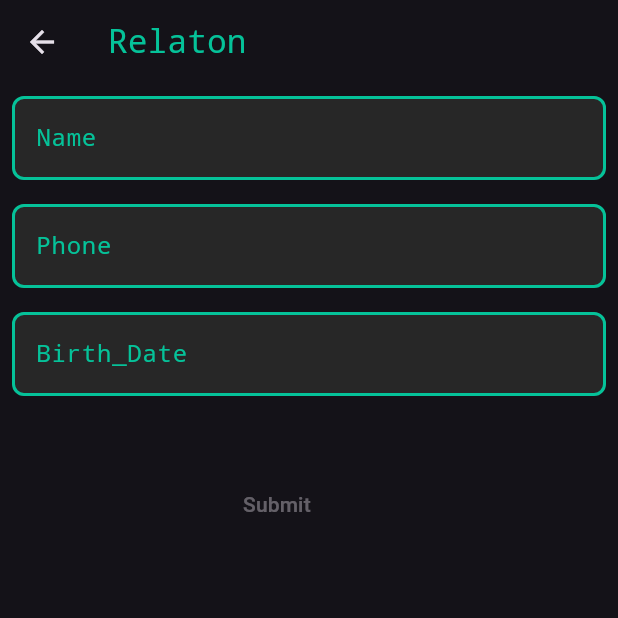
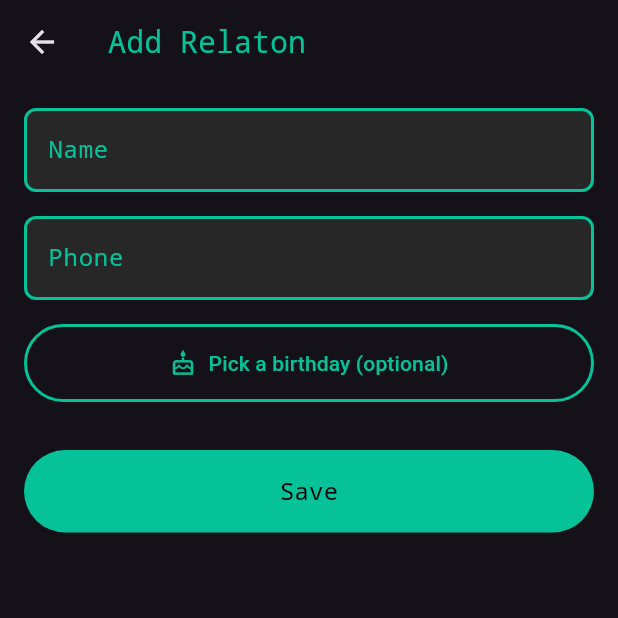
Before and after one commit to prasannan-robots/relaton, a Flutter app: the screen it shows after launch, after a tap on the "add" icon, on a phone screen of 412 x 824 dp, the top half of it. Run offline on Flutter 3.47's test engine with Material 3 defaults, Android fonts, the phone set to English and light mode, and no system bars; our stand-ins replace shared_preferences.

Commit message:
Make Relaton a working contacts app
The app was an unfinished skeleton: the Submit button did nothing
(onPressed: null), nothing was saved, the home screen showed an empty
Column, and the SDK was pinned to a pre-Dart-3 dev build that no longer
resolves on current Flutter.

- Add a Relaton model (name, phone, optional birthday) with JSON, and local
  persistence via shared_preferences.
- Home screen lists saved relatons sorted by upcoming birthday, with an
  empty state and swipe-to-delete.
- Add form now validates and saves, with a date picker for the birthday.
- Modernise: SDK ^3.5, Material 3, flutter_lints 5, idiomatic names;
  remove the empty unused login.dart.
- Tests for the model; flutter analyze clean; web build succeeds.

Co-Authored-By: Claude Opus 4.8 <noreply@anthropic.com>
Claude-Session: https://claude.ai/code/session_01Usqi389ZAeNgCARu3USDJV

```diff
--- a/analysis_options.yaml
+++ b/analysis_options.yaml
@@ -7,6 +7,12 @@
 
 # The following line activates a set of recommended lints for Flutter apps,
 # packages, and plugins designed to encourage good coding practices.
+analyzer:
+  exclude:
+    - build/**
+    - android/**
+    - ios/**
+    - web/**
 include: package:flutter_lints/flutter.yaml
 
 linter:
--- a/lib/add.dart
+++ b/lib/add.dart
@@ -1,78 +1,104 @@
 import 'package:flutter/material.dart';
-import 'package:relaton/textentry.dart';
-import 'main.dart';
+import 'package:intl/intl.dart';
+
+import 'main.dart' show green;
+import 'relaton.dart';
 import 'textentry.dart';
 
-class add_relaton extends StatefulWidget {
-  const add_relaton({Key? key}) : super(key: key);
+class AddRelatonPage extends StatefulWidget {
+  const AddRelatonPage({super.key});
 
   @override
-  _add_relatonState createState() => _add_relatonState();
+  State<AddRelatonPage> createState() => _AddRelatonPageState();
 }
 
-class _add_relatonState extends State<add_relaton> {
+class _AddRelatonPageState extends State<AddRelatonPage> {
+  final _formKey = GlobalKey<FormState>();
+  final _name = TextEditingController();
+  final _phone = TextEditingController();
+  DateTime? _birthday;
+
+  @override
+  void dispose() {
+    _name.dispose();
+    _phone.dispose();
+    super.dispose();
+  }
+
+  Future<void> _pickBirthday() async {
+    final now = DateTime.now();
+    final picked = await showDatePicker(
+      context: context,
+      initialDate: _birthday ?? DateTime(now.year - 20),
+      firstDate: DateTime(1900),
+      lastDate: now,
+    );
+    if (picked != null) setState(() => _birthday = picked);
+  }
+
+  void _submit() {
+    if (!_formKey.currentState!.validate()) return;
+    Navigator.pop(
+      context,
+      Relaton(
+        name: _name.text.trim(),
+        phone: _phone.text.trim(),
+        birthday: _birthday,
+      ),
+    );
+  }
+
   @override
   Widget build(BuildContext context) {
     return Scaffold(
-        appBar: AppBar(
-          // Here we take the value from the MyHomePage object that was created by
-          // the App.build method, and use it to set our appbar title.
-          title: Text("Relaton",
-              style: TextStyle(
-                  fontFamily: 'monospace',
-                  color: Color.fromARGB(255, 5, 194, 153))),
-        ),
-        body: add_relaton_form());
-  }
-}
-
-class add_relaton_form extends StatefulWidget {
-  const add_relaton_form({Key? key}) : super(key: key);
-
-  @override
-  _add_relaton_formState createState() => _add_relaton_formState();
-}
-
-class _add_relaton_formState extends State<add_relaton_form> {
-  final _formKey = GlobalKey<FormState>();
-  @override
-  Widget build(BuildContext context) {
-    return SingleChildScrollView(
+      appBar: AppBar(title: const Text('Add Relaton')),
+      body: SingleChildScrollView(
+        padding: const EdgeInsets.all(16),
         child: Form(
           key: _formKey,
           child: Column(
-        crossAxisAlignment: CrossAxisAlignment.start,
-        mainAxisAlignment: MainAxisAlignment.center,
-        children: <Widget>[
-          Padding(
-            padding: const EdgeInsets.all(8.0),
-            child: textentrywidget(
-                label_text: "Name",
-                hint_text:
-                    "Enter your Relaton Name"), // here place whathever child you want
+            crossAxisAlignment: CrossAxisAlignment.stretch,
+            children: [
+              TextEntryWidget(
+                controller: _name,
+                labelText: 'Name',
+                hintText: "Your relaton's name",
+                validator: (v) => (v == null || v.trim().isEmpty) ? 'Please enter a name' : null,
               ),
-          Padding(
-            padding: const EdgeInsets.all(8.0),
-            child: textentrywidget(
-                label_text: "Phone",
-                hint_text:
-                    "Enter your Relaton Phone no"), // here place whathever child you want
+              const SizedBox(height: 16),
+              TextEntryWidget(
+                controller: _phone,
+                labelText: 'Phone',
+                hintText: 'Phone number (optional)',
+                keyboardType: TextInputType.phone,
               ),
-          Padding(
-            padding: const EdgeInsets.all(8.0),
-            child: textentrywidget(
-                label_text: "Birth_Date",
-                hint_text:
-                    "Enter your Relaton Birthday date"), // here place whathever child you want
+              const SizedBox(height: 16),
+              OutlinedButton.icon(
+                style: OutlinedButton.styleFrom(
+                  foregroundColor: green,
+                  side: const BorderSide(color: green, width: 2),
+                  padding: const EdgeInsets.symmetric(vertical: 16),
                 ),
-          new Container(
-              padding: const EdgeInsets.only(left: 150.0, top: 40.0),
-              child: new TextButton(
-                child: const Text('Submit'),
-                onPressed: null,
-              )),
+                onPressed: _pickBirthday,
+                icon: const Icon(Icons.cake_outlined),
+                label: Text(
+                  _birthday == null ? 'Pick a birthday (optional)' : DateFormat.yMMMMd().format(_birthday!),
+                ),
+              ),
+              const SizedBox(height: 32),
+              FilledButton(
+                style: FilledButton.styleFrom(
+                  backgroundColor: green,
+                  foregroundColor: Colors.black,
+                  padding: const EdgeInsets.symmetric(vertical: 16),
+                ),
+                onPressed: _submit,
+                child: const Text('Save', style: TextStyle(fontFamily: 'monospace', fontSize: 16)),
+              ),
             ],
           ),
-    ));
+        ),
+      ),
+    );
   }
 }
--- a/lib/login.dart
+++ /dev/null
@@ -1,15 +0,0 @@
-import 'package:flutter/material.dart';
-
-class Login_page extends StatefulWidget {
-  const Login_page({Key? key}) : super(key: key);
-
-  @override
-  _Login_pageState createState() => _Login_pageState();
-}
-
-class _Login_pageState extends State<Login_page> {
-  @override
-  Widget build(BuildContext context) {
-    return Container();
-  }
-}
--- a/lib/main.dart
+++ b/lib/main.dart
@@ -1,96 +1,164 @@
 import 'package:flutter/material.dart';
+import 'package:intl/intl.dart';
+
 import 'add.dart';
+import 'relaton.dart';
+import 'storage.dart';
 
-const Color gren = Color.fromARGB(255, 5, 194, 153);
-void main() {
-  runApp(const MyApp());
-}
+const Color green = Color.fromARGB(255, 5, 194, 153);
 
-class MyApp extends StatelessWidget {
-  const MyApp({Key? key}) : super(key: key);
+void main() => runApp(const RelatonApp());
 
-  // This widget is the root of your application.
+class RelatonApp extends StatelessWidget {
+  const RelatonApp({super.key});
+
   @override
   Widget build(BuildContext context) {
+    final base = ThemeData.dark(useMaterial3: true);
     return MaterialApp(
       title: 'Relaton',
-      theme: ThemeData.dark(),
-      home: const MyHomePage(title: 'Relaton'),
+      theme: base.copyWith(
+        colorScheme: base.colorScheme.copyWith(primary: green, secondary: green),
+        appBarTheme: const AppBarTheme(
+          titleTextStyle: TextStyle(fontFamily: 'monospace', color: green, fontSize: 20),
+        ),
+        floatingActionButtonTheme:
+            const FloatingActionButtonThemeData(backgroundColor: green, foregroundColor: Colors.black),
+      ),
+      home: const HomePage(),
     );
   }
 }
 
-class MyHomePage extends StatefulWidget {
-  const MyHomePage({Key? key, required this.title}) : super(key: key);
-
-  // This widget is the home page of your application. It is stateful, meaning
-  // that it has a State object (defined below) that contains fields that affect
-  // how it looks.
-
-  // This class is the configuration for the state. It holds the values (in this
-  // case the title) provided by the parent (in this case the App widget) and
-  // used by the build method of the State. Fields in a Widget subclass are
-  // always marked "final".
-
-  final String title;
+class HomePage extends StatefulWidget {
+  const HomePage({super.key});
 
   @override
-  State<MyHomePage> createState() => _MyHomePageState();
+  State<HomePage> createState() => _HomePageState();
 }
 
-class _MyHomePageState extends State<MyHomePage> {
+class _HomePageState extends State<HomePage> {
+  final _store = RelatonStore();
+  List<Relaton> _relatons = [];
+  bool _loading = true;
+
+  @override
+  void initState() {
+    super.initState();
+    _load();
+  }
+
+  Future<void> _load() async {
+    final relatons = await _store.load();
+    relatons.sort((a, b) {
+      final da = a.daysUntilBirthday, db = b.daysUntilBirthday;
+      if (da == null && db == null) return a.name.compareTo(b.name);
+      if (da == null) return 1;
+      if (db == null) return -1;
+      return da.compareTo(db);
+    });
+    if (mounted) {
+      setState(() {
+        _relatons = relatons;
+        _loading = false;
+      });
+    }
+  }
+
+  Future<void> _addRelaton() async {
+    final created = await Navigator.push<Relaton>(
+      context,
+      MaterialPageRoute(builder: (_) => const AddRelatonPage()),
+    );
+    if (created != null) {
+      await _store.save([..._relatons, created]);
+      await _load();
+    }
+  }
+
+  Future<void> _delete(Relaton relaton) async {
+    final remaining = List<Relaton>.from(_relatons)..remove(relaton);
+    await _store.save(remaining);
+    await _load();
+  }
+
+  String _subtitle(Relaton r) {
+    final parts = <String>[];
+    if (r.phone.isNotEmpty) parts.add(r.phone);
+    final days = r.daysUntilBirthday;
+    if (r.birthday != null) {
+      final date = DateFormat.MMMMd().format(r.birthday!);
+      parts.add(days == 0 ? '🎂 Birthday today!' : 'Birthday $date (in $days days)');
+    }
+    return parts.join('  ·  ');
+  }
+
   @override
   Widget build(BuildContext context) {
-    // This method is rerun every time setState is called, for instance as done
-    // by the _incrementCounter method above.
-    //
-    // The Flutter framework has been optimized to make rerunning build methods
-    // fast, so that you can just rebuild anything that needs updating rather
-    // than having to individually change instances of widgets.
     return Scaffold(
-      appBar: AppBar(
-        // Here we take the value from the MyHomePage object that was created by
-        // the App.build method, and use it to set our appbar title.
-        title: Text(widget.title,
-            style: TextStyle(
-                fontFamily: 'monospace',
-                color: Color.fromARGB(255, 5, 194, 153))),
+      appBar: AppBar(title: const Text('Relaton')),
+      body: _loading
+          ? const Center(child: CircularProgressIndicator(color: green))
+          : _relatons.isEmpty
+              ? const _EmptyState()
+              : ListView.separated(
+                  itemCount: _relatons.length,
+                  separatorBuilder: (_, __) => const Divider(height: 1),
+                  itemBuilder: (context, i) {
+                    final r = _relatons[i];
+                    return Dismissible(
+                      key: ValueKey('${r.name}-${r.phone}-$i'),
+                      direction: DismissDirection.endToStart,
+                      background: Container(
+                        color: Colors.red.shade900,
+                        alignment: Alignment.centerRight,
+                        padding: const EdgeInsets.only(right: 24),
+                        child: const Icon(Icons.delete),
+                      ),
+                      onDismissed: (_) => _delete(r),
+                      child: ListTile(
+                        leading: CircleAvatar(
+                          backgroundColor: green,
+                          child: Text(
+                            r.name.isNotEmpty ? r.name[0].toUpperCase() : '?',
+                            style: const TextStyle(color: Colors.black, fontWeight: FontWeight.bold),
+                          ),
+                        ),
+                        title: Text(r.name, style: const TextStyle(fontFamily: 'monospace')),
+                        subtitle: _subtitle(r).isEmpty ? null : Text(_subtitle(r)),
+                      ),
+                    );
+                  },
+                ),
+      floatingActionButton: FloatingActionButton(
+        onPressed: _addRelaton,
+        tooltip: 'Add Relaton',
+        child: const Icon(Icons.add),
       ),
-      body: Center(
-        // Center is a layout widget. It takes a single child and positions it
-        // in the middle of the parent.
-        child: Column(
-          // Column is also a layout widget. It takes a list of children and
-          // arranges them vertically. By default, it sizes itself to fit its
-          // children horizontally, and tries to be as tall as its parent.
-          //
-          // Invoke "debug painting" (press "p" in the console, choose the
-          // "Toggle Debug Paint" action from the Flutter Inspector in Android
-          // Studio, or the "Toggle Debug Paint" command in Visual Studio Code)
-          // to see the wireframe for each widget.
-          //
-          // Column has various properties to control how it sizes itself and
-          // how it positions its children. Here we use mainAxisAlignment to
-          // center the children vertically; the main axis here is the vertical
-          // axis because Columns are vertical (the cross axis would be
-          // horizontal).
-          mainAxisAlignment: MainAxisAlignment.center,
-          children: <Widget>[],
-        ),
-      ),
-      floatingActionButton: FloatingActionButton(
-        splashColor: gren,
-        shape: RoundedRectangleBorder(
-            borderRadius: BorderRadius.all(Radius.circular(8))),
-        onPressed: () {
-          Navigator.push(
-            context,
-            MaterialPageRoute(builder: (context) => const add_relaton()),
-          );
-        },
-        tooltip: 'Add Relaton ',
-        child: const Icon(Icons.add),
-      ), // This trailing comma makes auto-formatting nicer for build methods.
     );
   }
 }
+
+class _EmptyState extends StatelessWidget {
+  const _EmptyState();
+
+  @override
+  Widget build(BuildContext context) {
+    return const Center(
+      child: Padding(
+        padding: EdgeInsets.all(32),
+        child: Column(
+          mainAxisAlignment: MainAxisAlignment.center,
+          children: [
+            Icon(Icons.people_outline, size: 72, color: green),
+            SizedBox(height: 16),
+            Text('No relatons yet', style: TextStyle(fontFamily: 'monospace', fontSize: 18)),
+            SizedBox(height: 8),
+            Text('Tap + to add the people you want to keep in touch with.',
+                textAlign: TextAlign.center, style: TextStyle(color: Colors.white54)),
+          ],
+        ),
+      ),
+    );
+  }
+}
--- /dev/null
+++ b/lib/relaton.dart
@@ -0,0 +1,33 @@
+/// A "relaton" — a person you want to keep in touch with.
+class Relaton {
+  Relaton({required this.name, this.phone = '', this.birthday});
+
+  final String name;
+  final String phone;
+  final DateTime? birthday;
+
+  Map<String, dynamic> toJson() => {
+        'name': name,
+        'phone': phone,
+        'birthday': birthday?.toIso8601String(),
+      };
+
+  factory Relaton.fromJson(Map<String, dynamic> json) => Relaton(
+        name: json['name'] as String? ?? '',
+        phone: json['phone'] as String? ?? '',
+        birthday: (json['birthday'] as String?) != null
+            ? DateTime.tryParse(json['birthday'] as String)
+            : null,
+      );
+
+  /// Days until the next birthday, or null if no birthday is set.
+  int? get daysUntilBirthday {
+    final b = birthday;
+    if (b == null) return null;
+    final now = DateTime.now();
+    final today = DateTime(now.year, now.month, now.day);
+    var next = DateTime(today.year, b.month, b.day);
+    if (next.isBefore(today)) next = DateTime(today.year + 1, b.month, b.day);
+    return next.difference(today).inDays;
+  }
+}
--- /dev/null
+++ b/lib/storage.dart
@@ -0,0 +1,29 @@
+import 'dart:convert';
+
+import 'package:shared_preferences/shared_preferences.dart';
+
+import 'relaton.dart';
+
+/// Loads and saves the list of relatons in local storage (as JSON).
+class RelatonStore {
+  static const _key = 'relatons';
+
+  Future<List<Relaton>> load() async {
+    final prefs = await SharedPreferences.getInstance();
+    final raw = prefs.getString(_key);
+    if (raw == null || raw.isEmpty) return [];
+    try {
+      final list = jsonDecode(raw) as List<dynamic>;
+      return list
+          .map((e) => Relaton.fromJson(e as Map<String, dynamic>))
+          .toList();
+    } on FormatException {
+      return [];
+    }
+  }
+
+  Future<void> save(List<Relaton> relatons) async {
+    final prefs = await SharedPreferences.getInstance();
+    await prefs.setString(_key, jsonEncode(relatons.map((r) => r.toJson()).toList()));
+  }
+}
--- a/lib/textentry.dart
+++ b/lib/textentry.dart
@@ -1,37 +1,47 @@
 import 'package:flutter/material.dart';
-import 'main.dart';
 
-class textentrywidget extends StatefulWidget {
-  final String label_text, hint_text, initialValue;
-  const textentrywidget(
-      {Key? key,
-      this.label_text = "",
-      this.hint_text = "",
-      this.initialValue = ""})
-      : super(key: key);
+import 'main.dart' show green;
 
-  @override
-  _textentrywidgetState createState() => _textentrywidgetState();
-}
+/// A themed text field used across the app.
+class TextEntryWidget extends StatelessWidget {
+  const TextEntryWidget({
+    super.key,
+    this.controller,
+    this.labelText = '',
+    this.hintText = '',
+    this.keyboardType,
+    this.validator,
+  });
 
-class _textentrywidgetState extends State<textentrywidget> {
+  final TextEditingController? controller;
+  final String labelText;
+  final String hintText;
+  final TextInputType? keyboardType;
+  final String? Function(String?)? validator;
+
   @override
   Widget build(BuildContext context) {
     return TextFormField(
-      initialValue: widget.initialValue,
-      cursorColor: gren,
+      controller: controller,
+      keyboardType: keyboardType,
+      validator: validator,
+      cursorColor: green,
       cursorWidth: 6,
-      style: TextStyle(color: gren, fontFamily: "monospace"),
+      style: const TextStyle(color: green, fontFamily: 'monospace'),
       decoration: InputDecoration(
         enabledBorder: OutlineInputBorder(
-          borderSide: const BorderSide(color: gren, width: 2.0),
-          borderRadius: BorderRadius.circular(8.0),
+          borderSide: const BorderSide(color: green, width: 2),
+          borderRadius: BorderRadius.circular(8),
         ),
-        fillColor: Color.fromARGB(255, 39, 39, 39),
-        labelStyle: TextStyle(color: gren, fontFamily: "monospace"),
+        focusedBorder: OutlineInputBorder(
+          borderSide: const BorderSide(color: green, width: 2),
+          borderRadius: BorderRadius.circular(8),
+        ),
+        fillColor: const Color.fromARGB(255, 39, 39, 39),
+        labelStyle: const TextStyle(color: green, fontFamily: 'monospace'),
         filled: true,
-        hintText: widget.hint_text,
-        labelText: widget.label_text,
+        hintText: hintText,
+        labelText: labelText,
       ),
     );
   }
```
Also changed, not shown: pubspec.yaml (+7 -74 lines), pubspec.lock, 3 other files. Lines whose indentation alone changed are shown as unchanged.
